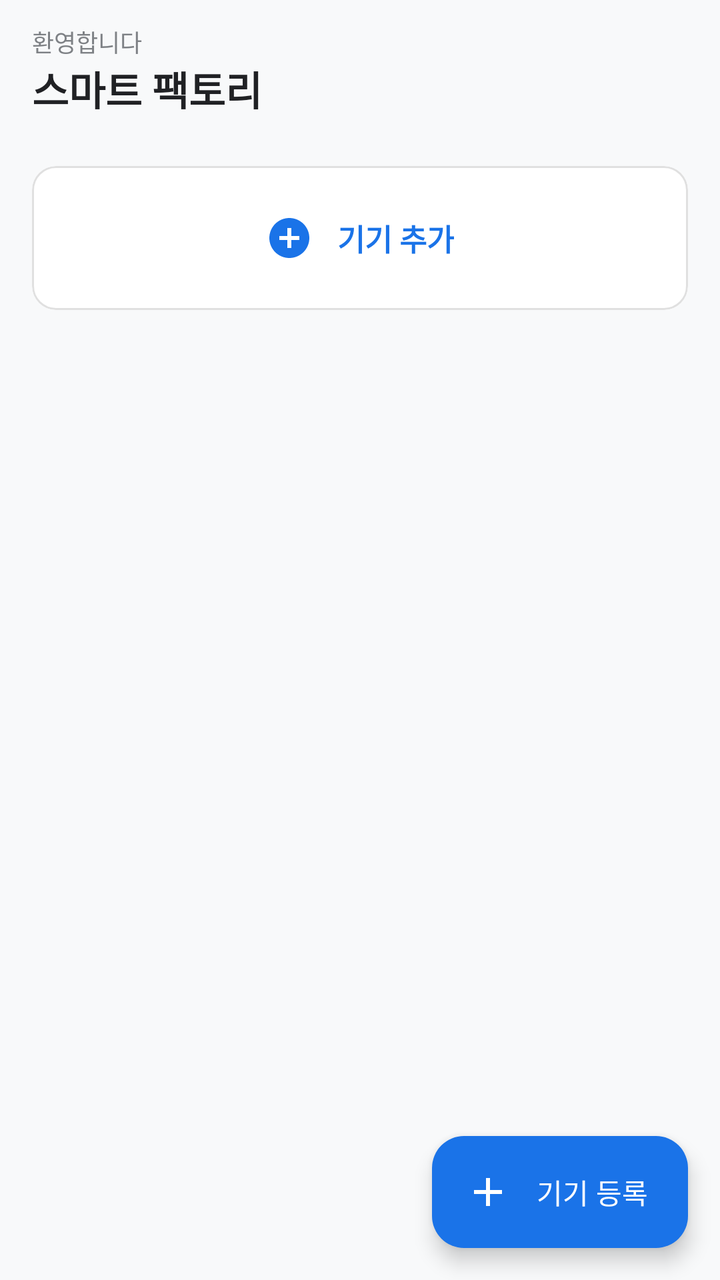
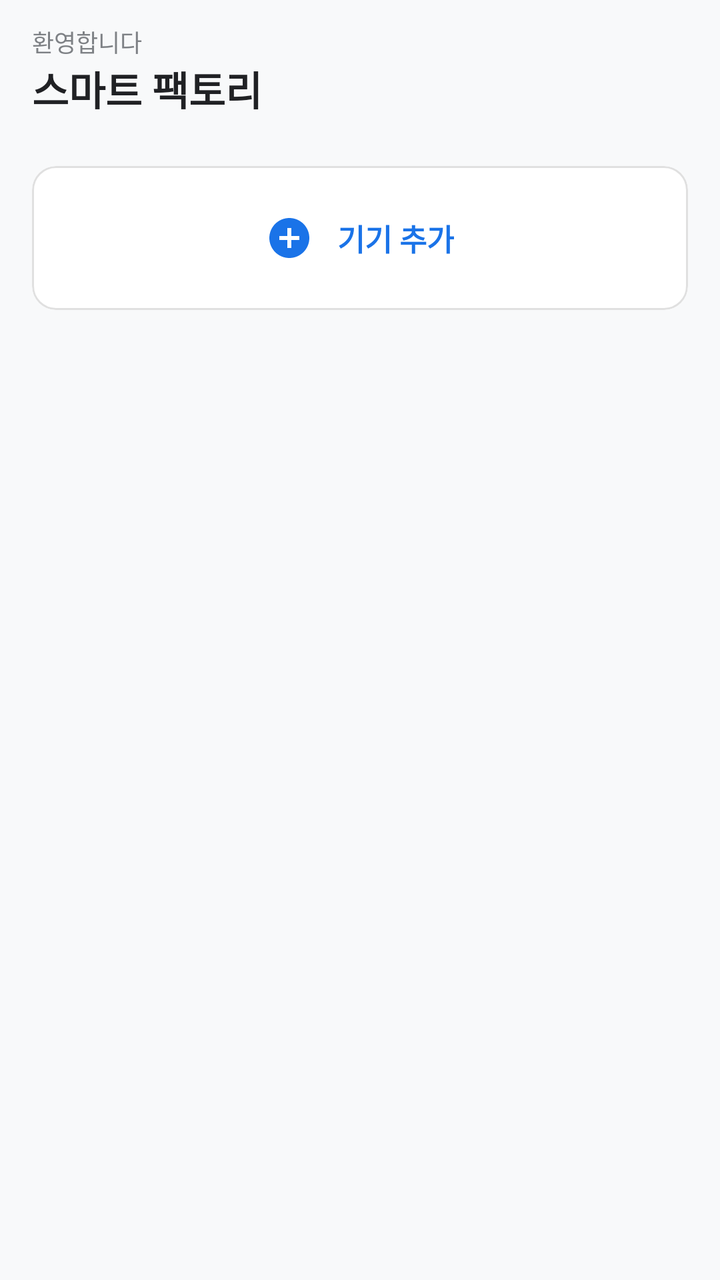

An Android layout rendered at two revisions. The XML below is the earlier revision; the diff shows what the commit changed to produce the second picture.
<!-- AndroidManifest.xml: application theme Theme.IN_GPS -->
<!-- res/layout/fragment_device_list.xml -->
<?xml version="1.0" encoding="utf-8"?>
<androidx.constraintlayout.widget.ConstraintLayout
    xmlns:android="http://schemas.android.com/apk/res/android"
    xmlns:app="http://schemas.android.com/apk/res-auto"
    android:layout_width="match_parent"
    android:layout_height="match_parent"
    android:background="@color/color_surface">

    <androidx.core.widget.NestedScrollView
        android:id="@+id/scroll_view"
        android:layout_width="0dp"
        android:layout_height="0dp"
        android:clipToPadding="false"
        android:paddingBottom="80dp"
        app:layout_constraintTop_toTopOf="parent"
        app:layout_constraintBottom_toBottomOf="parent"
        app:layout_constraintStart_toStartOf="parent"
        app:layout_constraintEnd_toEndOf="parent">

        <LinearLayout
            android:layout_width="match_parent"
            android:layout_height="wrap_content"
            android:orientation="vertical"
            android:paddingHorizontal="16dp"
            android:paddingTop="12dp"
            android:paddingBottom="8dp">

            
            <LinearLayout
                android:layout_width="match_parent"
                android:layout_height="wrap_content"
                android:orientation="vertical"
                android:layout_marginBottom="16dp">

                <TextView
                    android:layout_width="wrap_content"
                    android:layout_height="wrap_content"
                    android:text="환영합니다"
                    android:textColor="@color/color_text_secondary"
                    android:textSize="12sp"
                    android:alpha="0.8" />

                <TextView
                    android:id="@+id/tv_facility_name"
                    android:layout_width="wrap_content"
                    android:layout_height="wrap_content"
                    android:text="스마트 팩토리"
                    android:textColor="@color/color_text_primary"
                    android:textSize="20sp"
                    android:textStyle="bold" />
            </LinearLayout>

            
            <androidx.recyclerview.widget.RecyclerView
                android:id="@+id/rv_devices"
                android:layout_width="match_parent"
                android:layout_height="wrap_content"
                android:nestedScrollingEnabled="false" />

            
            <com.google.android.material.card.MaterialCardView
                android:id="@+id/card_add_device"
                android:layout_width="match_parent"
                android:layout_height="72dp"
                android:layout_marginTop="8dp"
                app:cardCornerRadius="12dp"
                app:cardBackgroundColor="@color/white"
                app:strokeColor="@color/color_divider"
                app:strokeWidth="1dp"
                app:cardElevation="0dp">

                <LinearLayout
                    android:layout_width="match_parent"
                    android:layout_height="match_parent"
                    android:orientation="horizontal"
                    android:gravity="center"
                    android:paddingHorizontal="16dp">

                    <ImageView
                        android:layout_width="24dp"
                        android:layout_height="24dp"
                        android:src="@drawable/ic_add_circle"
                        android:contentDescription="@null"
                        app:tint="@color/color_primary" />

                    <TextView
                        android:layout_width="wrap_content"
                        android:layout_height="wrap_content"
                        android:layout_marginStart="12dp"
                        android:text="기기 추가"
                        android:textColor="@color/color_primary"
                        android:textSize="15sp"
                        android:textStyle="bold" />
                </LinearLayout>
            </com.google.android.material.card.MaterialCardView>

        </LinearLayout>
    </androidx.core.widget.NestedScrollView>

    <com.google.android.material.floatingactionbutton.ExtendedFloatingActionButton
        android:id="@+id/fab_add"
        android:layout_width="wrap_content"
        android:layout_height="wrap_content"
        android:layout_marginEnd="16dp"
        android:layout_marginBottom="16dp"
        android:text="기기 등록"
        android:textColor="@color/white"
        app:icon="@drawable/ic_add"
        app:iconTint="@color/white"
        app:backgroundTint="@color/color_primary"
        app:layout_constraintEnd_toEndOf="parent"
        app:layout_constraintBottom_toBottomOf="parent" />

</androidx.constraintlayout.widget.ConstraintLayout>
<!-- resources referenced by this layout -->
<resources>
  <color name="color_divider">#E0E0E0</color>
  <color name="color_primary">#1A73E8</color>
  <color name="color_surface">#F8F9FA</color>
  <color name="color_text_primary">#202124</color>
  <color name="color_text_secondary">#5F6368</color>
  <color name="white">#FFFFFFFF</color>
  <!-- drawable ic_add (drawable) -->
  <?xml version="1.0" encoding="utf-8"?>
  <vector xmlns:android="http://schemas.android.com/apk/res/android"
      android:width="24dp"
      android:height="24dp"
      android:viewportWidth="24"
      android:viewportHeight="24">
      <path
          android:fillColor="#FF000000"
          android:pathData="M19,13h-6v6h-2v-6H5v-2h6V5h2v6h6v2z" />
  </vector>
  <!-- drawable ic_add_circle (drawable) -->
  <?xml version="1.0" encoding="utf-8"?>
  <vector xmlns:android="http://schemas.android.com/apk/res/android"
      android:width="24dp"
      android:height="24dp"
      android:viewportWidth="24"
      android:viewportHeight="24">
      <path
          android:fillColor="#FF000000"
          android:pathData="M12,2C6.48,2 2,6.48 2,12s4.48,10 10,10 10,-4.48 10,-10S17.52,2 12,2zM17,13h-4v4h-2v-4H7v-2h4V7h2v4h4v2z" />
  </vector>
  <style name="Theme.IN_GPS" parent="Base.Theme.IN_GPS" />
  <style name="Base.Theme.IN_GPS" parent="Theme.Material3.Light.NoActionBar">
          <item name="colorPrimary">@color/color_primary</item>
          <item name="colorSurface">@color/color_surface</item>
          <item name="colorOnPrimary">@color/white</item>
          <item name="colorOnSurface">@color/color_text_primary</item>
          <item name="android:windowBackground">@color/color_surface</item>
      </style>
</resources>

<!-- the commit's change to res/layout/fragment_device_list.xml (unified diff, before → after) -->
@@ -97,18 +97,5 @@
         </LinearLayout>
     </androidx.core.widget.NestedScrollView>
 
-    <com.google.android.material.floatingactionbutton.ExtendedFloatingActionButton
-        android:id="@+id/fab_add"
-        android:layout_width="wrap_content"
-        android:layout_height="wrap_content"
-        android:layout_marginEnd="16dp"
-        android:layout_marginBottom="16dp"
-        android:text="기기 등록"
-        android:textColor="@color/white"
-        app:icon="@drawable/ic_add"
-        app:iconTint="@color/white"
-        app:backgroundTint="@color/color_primary"
-        app:layout_constraintEnd_toEndOf="parent"
-        app:layout_constraintBottom_toBottomOf="parent" />
 
 </androidx.constraintlayout.widget.ConstraintLayout>
<!-- resource entries referenced after the edit -->
@@ -6,17 +6,6 @@
   <color name="color_text_primary">#202124</color>
   <color name="color_text_secondary">#5F6368</color>
   <color name="white">#FFFFFFFF</color>
-  <!-- drawable ic_add (drawable) -->
-  <?xml version="1.0" encoding="utf-8"?>
-  <vector xmlns:android="http://schemas.android.com/apk/res/android"
-      android:width="24dp"
-      android:height="24dp"
-      android:viewportWidth="24"
-      android:viewportHeight="24">
-      <path
-          android:fillColor="#FF000000"
-          android:pathData="M19,13h-6v6h-2v-6H5v-2h6V5h2v6h6v2z" />
-  </vector>
   <!-- drawable ic_add_circle (drawable) -->
   <?xml version="1.0" encoding="utf-8"?>
   <vector xmlns:android="http://schemas.android.com/apk/res/android"
